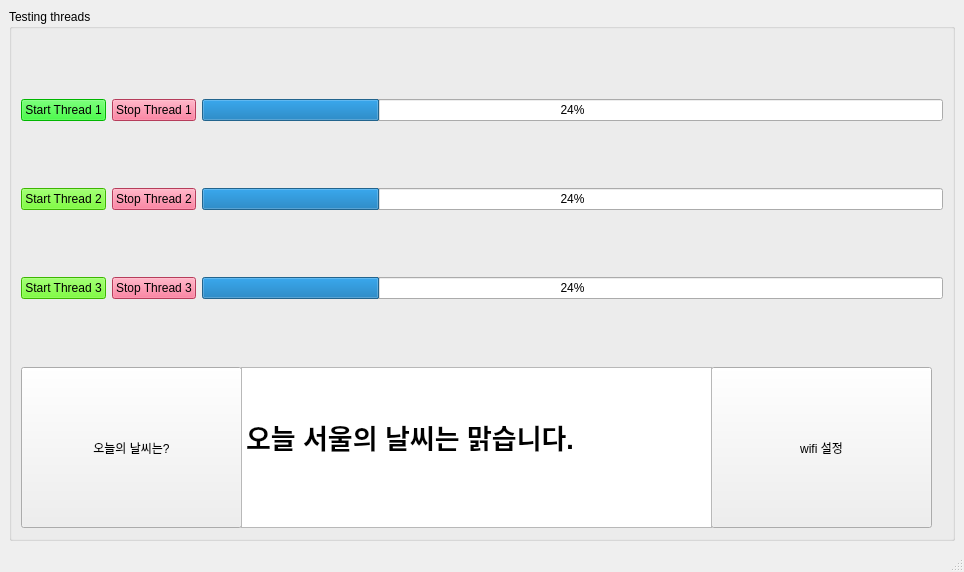
Old version of the form Interface/JSY8869/threads.ui in the repository JSY8869/Senier-Project.
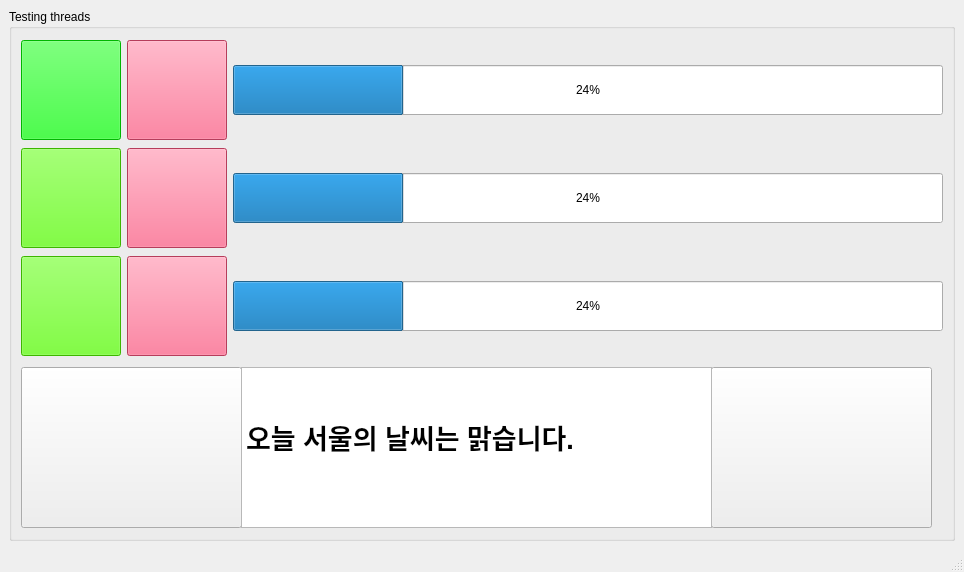
New version of the form.

What changed in the file:
```diff
--- a/Interface/JSY8869/threads.ui
+++ b/Interface/JSY8869/threads.ui
@@ -33,7 +33,7 @@
            </rect>
           </property>
           <property name="text">
-           <string>wifi 설정</string>
+           <string/>
           </property>
          </widget>
          <widget class="QPushButton" name="weather_button">
@@ -46,7 +46,7 @@
            </rect>
           </property>
           <property name="text">
-           <string>오늘의 날씨는?</string>
+           <string/>
           </property>
          </widget>
          <widget class="QTextEdit" name="textEdit">
@@ -77,26 +77,62 @@
          </item>
          <item row="0" column="0">
           <widget class="QPushButton" name="pushButton">
+           <property name="sizePolicy">
+            <sizepolicy hsizetype="Maximum" vsizetype="Maximum">
+             <horstretch>0</horstretch>
+             <verstretch>0</verstretch>
+            </sizepolicy>
+           </property>
+           <property name="minimumSize">
+            <size>
+             <width>100</width>
+             <height>100</height>
+            </size>
+           </property>
+           <property name="maximumSize">
+            <size>
+             <width>102</width>
+             <height>100</height>
+            </size>
+           </property>
+           <property name="baseSize">
+            <size>
+             <width>0</width>
+             <height>0</height>
+            </size>
+           </property>
            <property name="styleSheet">
             <string notr="true">background-color: rgb(0, 255, 0);</string>
            </property>
            <property name="text">
-            <string>Start Thread 1</string>
+            <string/>
            </property>
           </widget>
          </item>
          <item row="1" column="0">
           <widget class="QPushButton" name="pushButton_2">
+           <property name="minimumSize">
+            <size>
+             <width>100</width>
+             <height>100</height>
+            </size>
+           </property>
            <property name="styleSheet">
             <string notr="true">background-color: rgb(85, 255, 0);</string>
            </property>
            <property name="text">
-            <string>Start Thread 2</string>
+            <string/>
            </property>
           </widget>
          </item>
          <item row="1" column="2">
           <widget class="QProgressBar" name="progressBar_2">
+           <property name="minimumSize">
+            <size>
+             <width>0</width>
+             <height>50</height>
+            </size>
+           </property>
            <property name="value">
             <number>24</number>
            </property>
@@ -104,26 +140,44 @@
          </item>
          <item row="1" column="1">
           <widget class="QPushButton" name="pushButton_5">
+           <property name="minimumSize">
+            <size>
+             <width>100</width>
+             <height>100</height>
+            </size>
+           </property>
            <property name="styleSheet">
             <string notr="true">background-color: rgb(255, 85, 127);</string>
            </property>
            <property name="text">
-            <string>Stop Thread 2</string>
+            <string/>
            </property>
           </widget>
          </item>
          <item row="0" column="1">
           <widget class="QPushButton" name="pushButton_4">
+           <property name="minimumSize">
+            <size>
+             <width>100</width>
+             <height>100</height>
+            </size>
+           </property>
            <property name="styleSheet">
             <string notr="true">background-color: rgb(255, 85, 127);</string>
            </property>
            <property name="text">
-            <string>Stop Thread 1</string>
+            <string/>
            </property>
           </widget>
          </item>
          <item row="2" column="2">
           <widget class="QProgressBar" name="progressBar_3">
+           <property name="minimumSize">
+            <size>
+             <width>0</width>
+             <height>50</height>
+            </size>
+           </property>
            <property name="value">
             <number>24</number>
            </property>
@@ -131,16 +185,28 @@
          </item>
          <item row="2" column="0">
           <widget class="QPushButton" name="pushButton_3">
+           <property name="minimumSize">
+            <size>
+             <width>100</width>
+             <height>100</height>
+            </size>
+           </property>
            <property name="styleSheet">
             <string notr="true">background-color: rgb(85, 255, 0);</string>
            </property>
            <property name="text">
-            <string>Start Thread 3</string>
+            <string/>
            </property>
           </widget>
          </item>
          <item row="0" column="2">
           <widget class="QProgressBar" name="progressBar">
+           <property name="minimumSize">
+            <size>
+             <width>0</width>
+             <height>50</height>
+            </size>
+           </property>
            <property name="value">
             <number>24</number>
            </property>
@@ -148,11 +214,17 @@
          </item>
          <item row="2" column="1">
           <widget class="QPushButton" name="pushButton_6">
+           <property name="minimumSize">
+            <size>
+             <width>100</width>
+             <height>100</height>
+            </size>
+           </property>
            <property name="styleSheet">
             <string notr="true">background-color: rgb(255, 85, 127);</string>
            </property>
            <property name="text">
-            <string>Stop Thread 3</string>
+            <string/>
            </property>
           </widget>
          </item>
```
